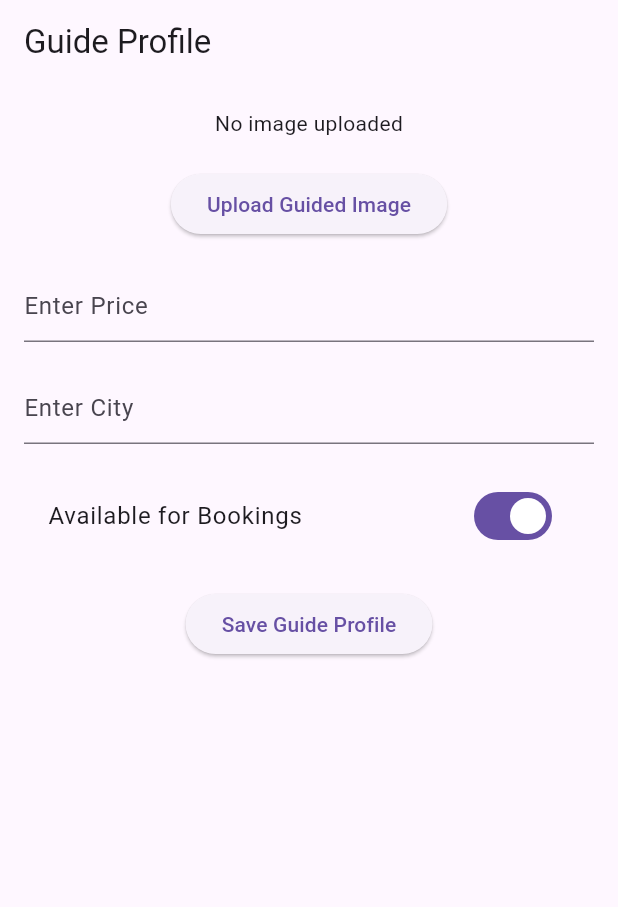
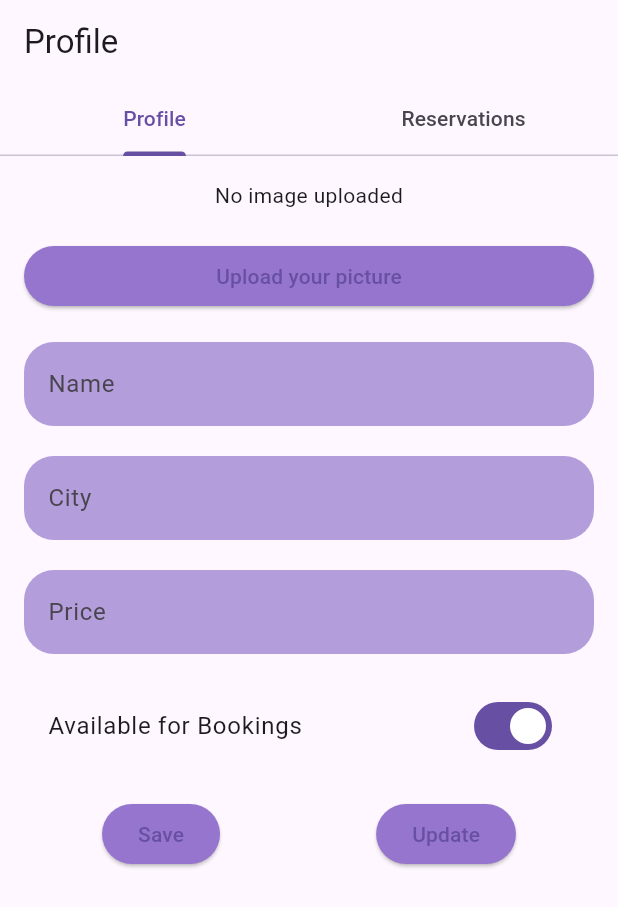
Before and after one commit to ElatmaniOumaima/guide, a Flutter app: the GuidePage screen opened directly, on a phone screen of 412 x 824 dp. Shown: the top 907 px of the screen. Run offline on Flutter 3.47's test engine with Material 3 defaults, Android fonts, the phone set to English and light mode, and no system bars; our stand-ins replace cloud_firestore, file_picker, firebase_auth, firebase_core, firebase_storage; accounts and stored records are empty.

Commit message:
SECOND MODIF before last submit2

```diff
--- a/analysis_options.yaml
+++ b/analysis_options.yaml
@@ -7,6 +7,9 @@
 
 # The following line activates a set of recommended lints for Flutter apps,
 # packages, and plugins designed to encourage good coding practices.
+analyzer:
+  errors:
+    non_constant_identifier_names: ignore
 include: package:flutter_lints/flutter.yaml
 
 linter:
--- a/lib/dashboardPage.dart
+++ b/lib/dashboardPage.dart
@@ -1,4 +1,5 @@
 import 'package:flutter/material.dart';
+import 'package:guide/guide.dart';
 import 'package:guide/myApp.dart';
 import 'city_search_page.dart';
 import 'guide_page.dart'; // Ensure this is the correct path
@@ -112,7 +113,7 @@ class _DashboardPageState extends State<DashboardPage> {
                       onPressed: () {
                         Navigator.push(
                           context,
-                          MaterialPageRoute(builder: (context) => MyApp()),
+                          MaterialPageRoute(builder: (context) => Guide()),
                         );
                       },
                       child: Container(
--- a/lib/guide_page.dart
+++ b/lib/guide_page.dart
@@ -17,62 +17,120 @@ class _GuidePageState extends State<GuidePage> {
   String guidedImageUrl = '';
   String price = '';
   String city = '';
+  String name = '';
   bool isAvailable = true;
+  String documentId = '';
 
   Future<void> pickImage() async {
-    final result = await FilePicker.platform.pickFiles(allowMultiple: false);
+    final result = await FilePicker.platform.pickFiles(allowMultiple: true);
     if (result != null) {
       final path = result.files.single.path;
       if (path != null) {
         try {
-          final ref = _storage.ref().child('guided_images/${result.files.single.name}');
+          final ref =
+              _storage.ref().child('guided_images/${result.files.single.name}');
           await ref.putFile(File(path));
           guidedImageUrl = await ref.getDownloadURL();
           setState(() {});
           print('Image uploaded successfully: $guidedImageUrl');
         } catch (e) {
           print('Error uploading image: $e');
-          ScaffoldMessenger.of(context).showSnackBar(SnackBar(content: Text('Error uploading image')));
+          ScaffoldMessenger.of(context)
+              .showSnackBar(SnackBar(content: Text('Error uploading image')));
         }
       } else {
         print('File path is null');
-        ScaffoldMessenger.of(context).showSnackBar(SnackBar(content: Text('Error selecting image')));
+        ScaffoldMessenger.of(context)
+            .showSnackBar(SnackBar(content: Text('Error selecting image')));
       }
     } else {
       print('No file selected');
-      ScaffoldMessenger.of(context).showSnackBar(SnackBar(content: Text('No file selected')));
+      ScaffoldMessenger.of(context)
+          .showSnackBar(SnackBar(content: Text('No file selected')));
     }
   }
 
   Future<void> saveGuideData() async {
-    if (guidedImageUrl.isEmpty || price.isEmpty || city.isEmpty) {
-      ScaffoldMessenger.of(context).showSnackBar(SnackBar(content: Text('Please fill in all fields')));
+    if (guidedImageUrl.isEmpty ||
+        price.isEmpty ||
+        city.isEmpty ||
+        name.isEmpty) {
+      ScaffoldMessenger.of(context)
+          .showSnackBar(SnackBar(content: Text('Please fill in all fields')));
       return;
     }
     try {
+      if (documentId.isEmpty) {
         await _firestore.collection('guidedata').add({
           'guidedImageUrl': guidedImageUrl,
           'price': price,
           'city': city,
+          'name': name,
           'isAvailable': isAvailable,
         });
-      ScaffoldMessenger.of(context).showSnackBar(SnackBar(content: Text('Guide profile saved successfully')));
+        ScaffoldMessenger.of(context).showSnackBar(
+            SnackBar(content: Text('Guide profile saved successfully')));
         print('Guide profile saved successfully');
+      } else {
+        await _firestore.collection('guidedata').doc(documentId).update({
+          'guidedImageUrl': guidedImageUrl,
+          'price': price,
+          'city': city,
+          'name': name,
+          'isAvailable': isAvailable,
+        });
+        ScaffoldMessenger.of(context).showSnackBar(
+            SnackBar(content: Text('Guide profile updated successfully')));
+        print('Guide profile updated successfully');
+      }
     } catch (e) {
       print('Error saving guide data: $e');
-      ScaffoldMessenger.of(context).showSnackBar(SnackBar(content: Text('Error saving guide profile')));
+      ScaffoldMessenger.of(context)
+          .showSnackBar(SnackBar(content: Text('Error saving guide profile')));
+    }
+  }
+
+  Future<void> fetchGuideData() async {
+    try {
+      final snapshot = await _firestore.collection('guidedata').get();
+      if (snapshot.docs.isNotEmpty) {
+        final data = snapshot.docs.first.data();
+        setState(() {
+          documentId = snapshot.docs.first.id;
+          guidedImageUrl = data['guidedImageUrl'];
+          price = data['price'];
+          city = data['city'];
+          name = data['name'];
+          isAvailable = data['isAvailable'];
+        });
+      }
+    } catch (e) {
+      print('Error fetching guide data: $e');
+      ScaffoldMessenger.of(context).showSnackBar(
+          SnackBar(content: Text('Error fetching guide profile')));
     }
   }
 
   @override
   Widget build(BuildContext context) {
-    return Scaffold(
+    return DefaultTabController(
+      length: 2,
+      child: Scaffold(
         appBar: AppBar(
-        title: Text('Guide Profile'),
+          title: Text('Profile'),
+          bottom: TabBar(
+            tabs: [
+              Tab(text: 'Profile'),
+              Tab(text: 'Reservations'),
+            ],
           ),
-      body: SingleChildScrollView(
+        ),
+        body: TabBarView(
+          children: [
+            SingleChildScrollView(
               padding: EdgeInsets.all(16.0),
               child: Column(
+                crossAxisAlignment: CrossAxisAlignment.stretch,
                 children: [
                   guidedImageUrl.isEmpty
                       ? Center(child: Text('No image uploaded'))
@@ -80,17 +138,49 @@ class _GuidePageState extends State<GuidePage> {
                   SizedBox(height: 20),
                   ElevatedButton(
                     onPressed: pickImage,
-              child: Text('Upload Guided Image'),
+                    child: Text('Upload your picture'),
+                    style: ElevatedButton.styleFrom(
+                      backgroundColor: Colors.deepPurple[300],
+                    ),
                   ),
                   SizedBox(height: 20),
                   TextField(
-              decoration: InputDecoration(hintText: 'Enter Price'),
-              onChanged: (value) => price = value,
+                    decoration: InputDecoration(
+                      labelText: 'Name',
+                      fillColor: Colors.deepPurple[200],
+                      filled: true,
+                      border: OutlineInputBorder(
+                        borderRadius: BorderRadius.circular(20),
+                        borderSide: BorderSide.none,
+                      ),
+                    ),
+                    onChanged: (value) => setState(() => name = value),
                   ),
                   SizedBox(height: 20),
                   TextField(
-              decoration: InputDecoration(hintText: 'Enter City'),
-              onChanged: (value) => city = value,
+                    decoration: InputDecoration(
+                      labelText: 'City',
+                      fillColor: Colors.deepPurple[200],
+                      filled: true,
+                      border: OutlineInputBorder(
+                        borderRadius: BorderRadius.circular(20),
+                        borderSide: BorderSide.none,
+                      ),
+                    ),
+                    onChanged: (value) => setState(() => city = value),
+                  ),
+                  SizedBox(height: 20),
+                  TextField(
+                    decoration: InputDecoration(
+                      labelText: 'Price',
+                      fillColor: Colors.deepPurple[200],
+                      filled: true,
+                      border: OutlineInputBorder(
+                        borderRadius: BorderRadius.circular(20),
+                        borderSide: BorderSide.none,
+                      ),
+                    ),
+                    onChanged: (value) => setState(() => price = value),
                   ),
                   SizedBox(height: 20),
                   SwitchListTile(
@@ -99,9 +189,30 @@ class _GuidePageState extends State<GuidePage> {
                     onChanged: (value) => setState(() => isAvailable = value),
                   ),
                   SizedBox(height: 20),
+                  Row(
+                    mainAxisAlignment: MainAxisAlignment.spaceAround,
+                    children: [
                       ElevatedButton(
                         onPressed: saveGuideData,
-              child: Text('Save Guide Profile'),
+                        child: Text('Save'),
+                        style: ElevatedButton.styleFrom(
+                          backgroundColor: Colors.deepPurple[300],
+                        ),
+                      ),
+                      ElevatedButton(
+                        onPressed: fetchGuideData,
+                        child: Text('Update'),
+                        style: ElevatedButton.styleFrom(
+                          backgroundColor: Colors.deepPurple[300],
+                        ),
+                      ),
+                    ],
+                  ),
+                ],
+              ),
+            ),
+            Center(
+              child: Text('Reservations Tab Content'),
             ),
           ],
         ),
```
Also changed, not shown: lib/guide.dart (added, +133 -0 lines), lib/hotel_list_page.dart (+8 -3 lines). Lines whose indentation alone changed are shown as unchanged.
